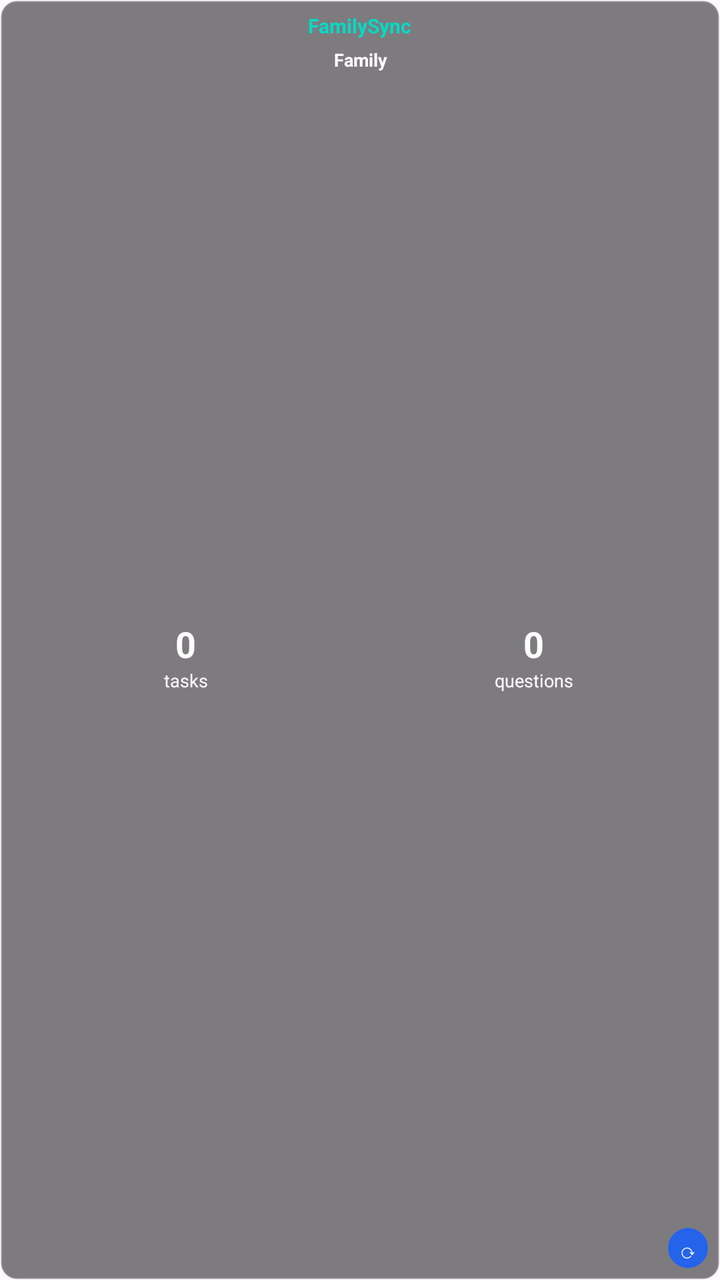
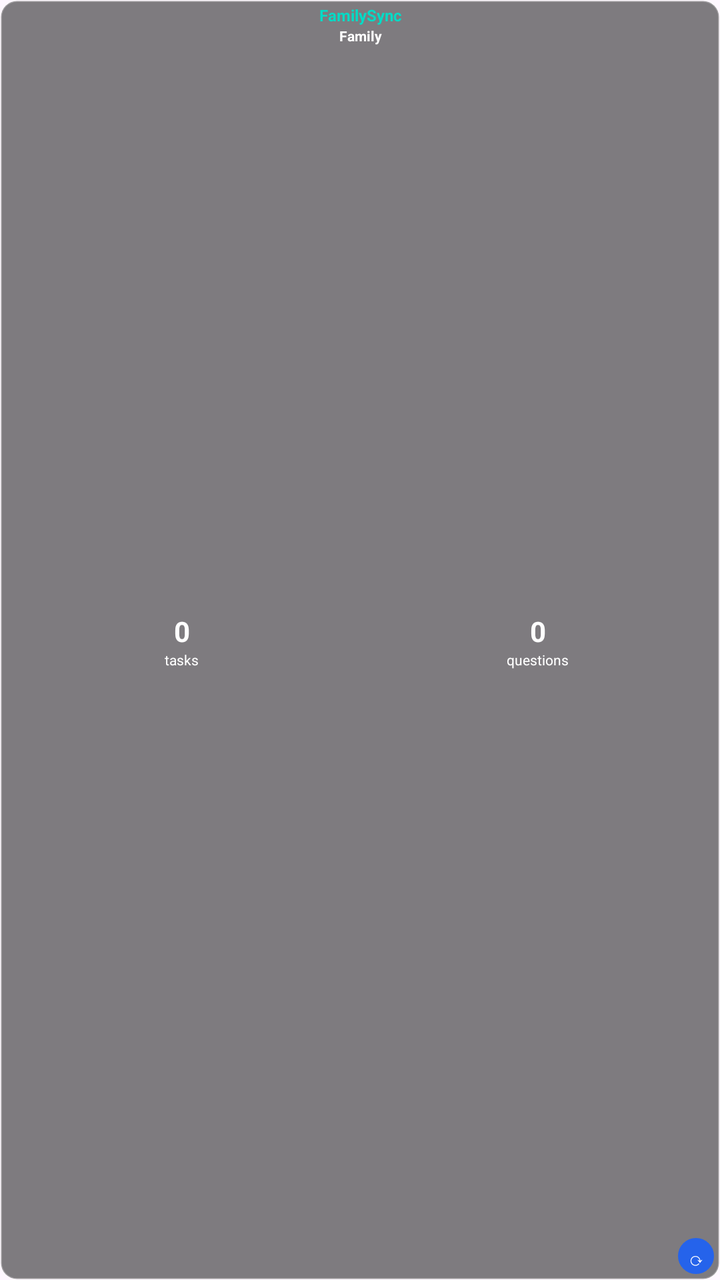

Before-and-after screenshots of an Android layout around one commit, followed by the original layout XML and the change that was made.
<!-- AndroidManifest.xml: application theme AppTheme -->
<!-- res/layout/familysync_selectable_widget_layout.xml -->
<?xml version="1.0" encoding="utf-8"?>
<RelativeLayout xmlns:android="http://schemas.android.com/apk/res/android"
    android:id="@+id/familysync_selectable_container"
    android:layout_width="match_parent"
    android:layout_height="match_parent"
    android:background="@drawable/widget_background"
    android:padding="6dp"
    android:clickable="true"
    android:focusable="true"
    android:layoutDirection="ltr"
    android:gravity="center_vertical">

    
    <TextView
        android:id="@+id/familysync_selectable_title"
        android:layout_width="wrap_content"
        android:layout_height="wrap_content"
        android:layout_centerHorizontal="true"
        android:layout_alignParentTop="true"
        android:text="@string/familysync_widget_name"
        android:textColor="#FF03DAC5"
        android:textSize="10sp"
        android:textStyle="bold"
        android:gravity="center"
        android:layout_marginBottom="2dp" />

    
    <LinearLayout
        android:id="@+id/familysync_selectable_header"
        android:layout_width="match_parent"
        android:layout_height="wrap_content"
        android:layout_below="@id/familysync_selectable_title"
        android:orientation="horizontal"
        android:gravity="center_vertical"
        android:layout_marginTop="2dp"
        android:layout_marginBottom="4dp"
        android:paddingStart="4dp"
        android:paddingEnd="4dp">

        <TextView
            android:id="@+id/familysync_selectable_group_name"
            android:layout_width="0dp"
            android:layout_height="wrap_content"
            android:layout_weight="1"
            android:text="Family"
            android:textColor="@android:color/white"
            android:textSize="9sp"
            android:textStyle="bold"
            android:gravity="center"
            android:maxLines="1"
            android:ellipsize="end" />

        
        <Button
            android:id="@+id/familysync_selectable_switch_family"
        android:layout_width="20dp"
        android:layout_height="20dp"
        android:text="⇄"
        android:textSize="10sp"
            android:textColor="@android:color/white"
            android:background="@drawable/modern_button_selector"
            android:fontFamily="sans-serif-medium"
            android:padding="0dp"
            android:minWidth="0dp"
            android:minHeight="0dp"
            android:visibility="gone" />

    </LinearLayout>

    
    <LinearLayout
        android:id="@+id/familysync_selectable_counts_container"
        android:layout_width="match_parent"
        android:layout_height="wrap_content"
        android:layout_below="@id/familysync_selectable_header"
        android:layout_above="@id/familysync_selectable_refresh"
        android:orientation="horizontal"
        android:gravity="center"
        android:layout_marginTop="2dp">

        
        <LinearLayout
            android:id="@+id/familysync_selectable_tasks_container"
            android:layout_width="0dp"
            android:layout_height="wrap_content"
            android:layout_weight="1"
            android:orientation="vertical"
            android:gravity="center"
            android:layoutDirection="ltr"
            android:layout_marginTop="2dp"
            android:layout_marginBottom="2dp">

            <TextView
                android:id="@+id/familysync_selectable_tasks_count"
                android:layout_width="wrap_content"
                android:layout_height="wrap_content"
                android:text="0"
                android:textColor="@android:color/white"
                android:textSize="18sp"
                android:textStyle="bold"
                android:gravity="center"
                android:layoutDirection="ltr" />

            <TextView
                android:id="@+id/familysync_selectable_tasks_label"
                android:layout_width="wrap_content"
                android:layout_height="wrap_content"
                android:text="tasks"
                android:textColor="@android:color/white"
                android:textSize="9sp"
                android:gravity="center"
                android:layoutDirection="ltr" />

        </LinearLayout>

        
        <LinearLayout
            android:id="@+id/familysync_selectable_questions_container"
            android:layout_width="0dp"
            android:layout_height="wrap_content"
            android:layout_weight="1"
            android:orientation="vertical"
            android:gravity="center"
            android:layoutDirection="ltr"
            android:layout_marginTop="2dp"
            android:layout_marginBottom="2dp">

            <TextView
                android:id="@+id/familysync_selectable_questions_count"
                android:layout_width="wrap_content"
                android:layout_height="wrap_content"
                android:text="0"
                android:textColor="@android:color/white"
                android:textSize="18sp"
                android:textStyle="bold"
                android:gravity="center"
                android:layoutDirection="ltr" />

            <TextView
                android:id="@+id/familysync_selectable_questions_label"
                android:layout_width="wrap_content"
                android:layout_height="wrap_content"
                android:text="questions"
                android:textColor="@android:color/white"
                android:textSize="9sp"
                android:gravity="center"
                android:layoutDirection="ltr" />

        </LinearLayout>

    </LinearLayout>

    
    <Button
        android:id="@+id/familysync_selectable_refresh"
        android:layout_width="20dp"
        android:layout_height="20dp"
        android:layout_alignParentEnd="true"
        android:layout_alignParentBottom="true"
        android:text="⟳"
        android:textSize="10sp"
        android:textColor="@android:color/white"
        android:background="@drawable/modern_button_selector"
        android:fontFamily="sans-serif-medium"
        android:padding="0dp"
        android:minWidth="0dp"
        android:minHeight="0dp" />

</RelativeLayout>
<!-- resources referenced by this layout -->
<resources>
  <!-- drawable modern_button_selector (drawable) -->
  <?xml version="1.0" encoding="utf-8"?>
  <selector xmlns:android="http://schemas.android.com/apk/res/android">
      
      
      <item android:state_pressed="true"
          android:drawable="@drawable/modern_button_bg_pressed" />
      
      
      <item android:drawable="@drawable/modern_button_bg" />
      
  </selector>
  <!-- drawable widget_background (drawable) -->
  <?xml version="1.0" encoding="utf-8"?>
  <shape xmlns:android="http://schemas.android.com/apk/res/android"
      android:shape="rectangle">
      <solid android:color="#80000000" />
      <corners android:radius="8dp" />
      <stroke android:width="1dp" android:color="#40FFFFFF" />
  </shape>
  <string name="familysync_widget_name">FamilySync</string>
  <style name="AppTheme" parent="Theme.Material3.DayNight.NoActionBar">
          
          <item name="colorPrimary">@color/ic_launcher_background</item>
          <item name="colorPrimaryVariant">@color/ic_launcher_background</item>
          <item name="colorOnPrimary">@color/white</item>
          
          <item name="colorSecondary">@color/ic_launcher_background</item>
          <item name="colorSecondaryVariant">@color/ic_launcher_background</item>
          <item name="colorOnSecondary">@color/white</item>
          
          <item name="android:statusBarColor" tools:targetApi="l">?attr/colorPrimaryVariant</item>
          
          
          <item name="android:buttonStyle">@style/CustomButtonStyle</item>
      </style>
  <!-- drawable modern_button_bg_pressed (drawable) -->
  <?xml version="1.0" encoding="utf-8"?>
  <shape xmlns:android="http://schemas.android.com/apk/res/android"
      android:shape="oval">
      
      
      <gradient
          android:startColor="#4A5A5F"
          android:endColor="#3A4A4F"
          android:angle="135" />
      
      
      <stroke
          android:width="1dp"
          android:color="#2A3A3F" />
      
  </shape>
  <!-- drawable modern_button_bg (drawable) -->
  <?xml version="1.0" encoding="utf-8"?>
  <shape xmlns:android="http://schemas.android.com/apk/res/android"
      android:shape="oval">
      
      
      <gradient
          android:startColor="#6C7B7F"
          android:endColor="#4A5A5F"
          android:angle="135" />
      
      
      <stroke
          android:width="1dp"
          android:color="#3A4A4F" />
      
  </shape>
  <color name="ic_launcher_background">#2563EB</color>
  <color name="white">#FFFFFFFF</color>
  <style name="CustomButtonStyle" parent="Widget.Material3.Button">
          <item name="android:background">@drawable/rounded_button</item>
          <item name="android:textColor">@color/white</item>
          <item name="android:stateListAnimator">@null</item>
      </style>
  <!-- drawable rounded_button (drawable) -->
  <?xml version="1.0" encoding="utf-8"?>
  <shape xmlns:android="http://schemas.android.com/apk/res/android"
      android:shape="rectangle">
      
      <solid android:color="@color/ic_launcher_background" />
      
      <corners android:radius="12dp" />
      
      <stroke
          android:width="1dp"
          android:color="@color/ic_launcher_background" />
      
  </shape>
</resources>

<!-- the commit's change to res/layout/familysync_selectable_widget_layout.xml (unified diff, before → after) -->
@@ -4,7 +4,7 @@
     android:layout_width="match_parent"
     android:layout_height="match_parent"
     android:background="@drawable/widget_background"
-    android:padding="6dp"
+    android:padding="2dp"
     android:clickable="true"
     android:focusable="true"
     android:layoutDirection="ltr"
@@ -19,10 +19,10 @@
         android:layout_alignParentTop="true"
         android:text="@string/familysync_widget_name"
         android:textColor="#FF03DAC5"
-        android:textSize="10sp"
+        android:textSize="8sp"
         android:textStyle="bold"
         android:gravity="center"
-        android:layout_marginBottom="2dp" />
+        android:layout_marginBottom="0dp" />
 
     
     <LinearLayout
@@ -32,10 +32,10 @@
         android:layout_below="@id/familysync_selectable_title"
         android:orientation="horizontal"
         android:gravity="center_vertical"
-        android:layout_marginTop="2dp"
-        android:layout_marginBottom="4dp"
-        android:paddingStart="4dp"
-        android:paddingEnd="4dp">
+        android:layout_marginTop="0dp"
+        android:layout_marginBottom="0dp"
+        android:paddingStart="2dp"
+        android:paddingEnd="2dp">
 
         <TextView
             android:id="@+id/familysync_selectable_group_name"
@@ -44,7 +44,7 @@
             android:layout_weight="1"
             android:text="Family"
             android:textColor="@android:color/white"
-            android:textSize="9sp"
+            android:textSize="7sp"
             android:textStyle="bold"
             android:gravity="center"
             android:maxLines="1"
@@ -53,10 +53,10 @@
         
         <Button
             android:id="@+id/familysync_selectable_switch_family"
-        android:layout_width="20dp"
-        android:layout_height="20dp"
+        android:layout_width="24dp"
+        android:layout_height="24dp"
         android:text="⇄"
-        android:textSize="10sp"
+        android:textSize="12sp"
             android:textColor="@android:color/white"
             android:background="@drawable/modern_button_selector"
             android:fontFamily="sans-serif-medium"
@@ -76,7 +76,8 @@
         android:layout_above="@id/familysync_selectable_refresh"
         android:orientation="horizontal"
         android:gravity="center"
-        android:layout_marginTop="2dp">
+        android:layout_marginTop="0dp"
+        android:layout_marginBottom="1dp">
 
         
         <LinearLayout
@@ -87,8 +88,8 @@
             android:orientation="vertical"
             android:gravity="center"
             android:layoutDirection="ltr"
-            android:layout_marginTop="2dp"
-            android:layout_marginBottom="2dp">
+            android:layout_marginTop="0dp"
+            android:layout_marginBottom="0dp">
 
             <TextView
                 android:id="@+id/familysync_selectable_tasks_count"
@@ -96,7 +97,7 @@
                 android:layout_height="wrap_content"
                 android:text="0"
                 android:textColor="@android:color/white"
-                android:textSize="18sp"
+                android:textSize="14sp"
                 android:textStyle="bold"
                 android:gravity="center"
                 android:layoutDirection="ltr" />
@@ -107,7 +108,7 @@
                 android:layout_height="wrap_content"
                 android:text="tasks"
                 android:textColor="@android:color/white"
-                android:textSize="9sp"
+                android:textSize="7sp"
                 android:gravity="center"
                 android:layoutDirection="ltr" />
 
@@ -122,8 +123,8 @@
             android:orientation="vertical"
             android:gravity="center"
             android:layoutDirection="ltr"
-            android:layout_marginTop="2dp"
-            android:layout_marginBottom="2dp">
+            android:layout_marginTop="0dp"
+            android:layout_marginBottom="0dp">
 
             <TextView
                 android:id="@+id/familysync_selectable_questions_count"
@@ -131,7 +132,7 @@
                 android:layout_height="wrap_content"
                 android:text="0"
                 android:textColor="@android:color/white"
-                android:textSize="18sp"
+                android:textSize="14sp"
                 android:textStyle="bold"
                 android:gravity="center"
                 android:layoutDirection="ltr" />
@@ -142,7 +143,7 @@
                 android:layout_height="wrap_content"
                 android:text="questions"
                 android:textColor="@android:color/white"
-                android:textSize="9sp"
+                android:textSize="7sp"
                 android:gravity="center"
                 android:layoutDirection="ltr" />
 
@@ -153,12 +154,14 @@
     
     <Button
         android:id="@+id/familysync_selectable_refresh"
-        android:layout_width="20dp"
-        android:layout_height="20dp"
+        android:layout_width="18dp"
+        android:layout_height="18dp"
         android:layout_alignParentEnd="true"
         android:layout_alignParentBottom="true"
+        android:layout_marginEnd="1dp"
+        android:layout_marginBottom="1dp"
         android:text="⟳"
-        android:textSize="10sp"
+        android:textSize="9sp"
         android:textColor="@android:color/white"
         android:background="@drawable/modern_button_selector"
         android:fontFamily="sans-serif-medium"
